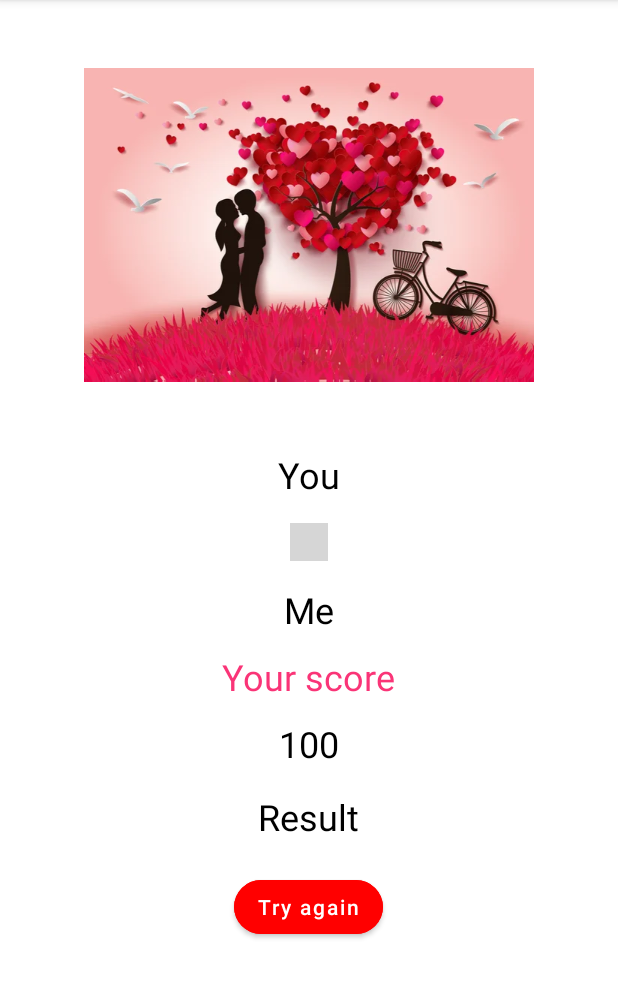
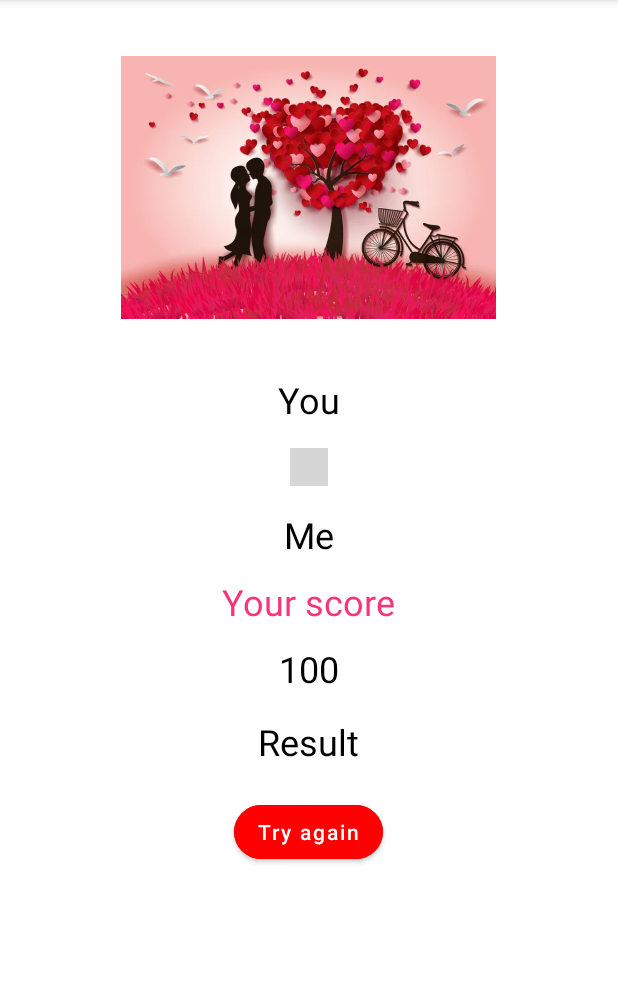
Before and after one commit to Zamirbekova00/LoveCaculator, an Android app: the fragment ResultFragment shown on its own in the app's theme, on a phone screen of 412 x 824 dp, the part 84-1082 px from its top. Run offline under Robolectric (Android 15) with nearby library versions, the phone set to English and light mode, and no system bars; 5 statements that could not run were skipped; grey boxes are pictures that could not be loaded.

Commit message:
небольшое изменение

```diff
--- a/app/src/main/AndroidManifest.xml
+++ b/app/src/main/AndroidManifest.xml
@@ -14,7 +14,7 @@
         android:theme="@style/Theme.LoveCaculator"
         tools:targetApi="31">
         <activity
-            android:name=".MainActivity"
+            android:name=".ui.MainActivity"
             android:exported="true">
             <intent-filter>
                 <action android:name="android.intent.action.MAIN" />
--- a/app/src/main/java/com/example/lovecaculator/LoveApi.kt
+++ b/app/src/main/java/com/example/lovecaculator/LoveApi.kt
@@ -7,7 +7,7 @@ import retrofit2.http.Query
 interface LoveApi {
     @GET("getPercentage")
 
-    fun percentageNames(
+    fun percentageName(
         @Query("fname") firstName: String,
         @Query("sname") secondName: String,
         @Header("X-RapidAPI-Key") key: String = "626226ab71msh88b7146a81bb32ap12781bjsn9e72dd6b13d7",
--- a/app/src/main/java/com/example/lovecaculator/LoveModel.kt
+++ b/app/src/main/java/com/example/lovecaculator/LoveModel.kt
@@ -8,5 +8,5 @@ data class LoveModel(
     @SerializedName("sname")
     var secondName: String,
     var percentage: String,
-    var result: String,
-)
+    var result: String
+):java.io.Serializable
--- a/app/src/main/java/com/example/lovecaculator/ResultFragment.kt
+++ b/app/src/main/java/com/example/lovecaculator/ResultFragment.kt
@@ -16,7 +16,7 @@ class ResultFragment : Fragment() {
         inflater: LayoutInflater, container: ViewGroup?,
         savedInstanceState: Bundle?
     ): View? {
-        binding = FragmentResultBinding.inflate(inflater, container, false)
+        binding = FragmentResultBinding.inflate(layoutInflater)
         return binding.root
     }
 
--- a/app/src/main/java/com/example/lovecaculator/RetrofitService.kt
+++ b/app/src/main/java/com/example/lovecaculator/RetrofitService.kt
@@ -4,7 +4,7 @@ import retrofit2.Retrofit
 import retrofit2.converter.gson.GsonConverterFactory
 
 class RetrofitService {
-    private var retrofit = Retrofit.Builder().baseUrl("https://love-calculator.p.rapidapi.com/")
+    var retrofit = Retrofit.Builder().baseUrl("https://love-calculator.p.rapidapi.com/")
         .addConverterFactory(GsonConverterFactory.create()).build()
     var api = retrofit.create(LoveApi::class.java)
 }
--- a/app/src/main/res/layout/activity_main.xml
+++ b/app/src/main/res/layout/activity_main.xml
@@ -4,8 +4,7 @@
     xmlns:tools="http://schemas.android.com/tools"
     android:layout_width="match_parent"
     android:layout_height="match_parent"
-    android:padding="16dp"
-    tools:context=".MainActivity">
+    tools:context=".ui.MainActivity">
 
     <androidx.fragment.app.FragmentContainerView
         android:id="@+id/nav_host_fragment"
--- a/app/src/main/res/layout/fragment_calculator.xml
+++ b/app/src/main/res/layout/fragment_calculator.xml
@@ -37,7 +37,7 @@
         android:textSize="24sp" />
 
     <EditText
-        android:id="@+id/et_me"
+        android:id="@+id/et_first_name"
         android:layout_width="match_parent"
         android:layout_height="wrap_content"
         android:layout_marginStart="14dp"
@@ -54,7 +54,7 @@
         android:textSize="24sp" />
 
     <EditText
-        android:id="@+id/et_you"
+        android:id="@+id/et_second_name"
         android:layout_width="match_parent"
         android:layout_height="wrap_content"
         android:layout_marginStart="14dp"
--- a/app/src/main/res/layout/fragment_result.xml
+++ b/app/src/main/res/layout/fragment_result.xml
@@ -9,8 +9,8 @@
 
     <ImageView
         android:id="@+id/img_result"
-        android:layout_width="300dp"
-        android:layout_height="300dp"
+        android:layout_width="250dp"
+        android:layout_height="250dp"
         android:layout_gravity="center"
         android:src="@drawable/ic_result" />
 
@@ -78,10 +78,9 @@
         android:layout_gravity="center"
         android:layout_marginTop="20dp"
         android:backgroundTint="#FF0000"
-        android:text="Try again"
+        android:text="@string/try_again"
         android:textAllCaps="false"
         android:textColor="@color/white"
         app:cornerRadius="20dp" />
 
-
 </LinearLayout>
--- a/app/src/main/res/values/strings.xml
+++ b/app/src/main/res/values/strings.xml
@@ -13,4 +13,5 @@
     <string name="second_name">Second name</string>
     <string name="you1">You</string>
     <string name="calculate">Calculate</string>
+    <string name="try_again">Try again</string>
 </resources>
```
Also changed, not shown: app/build.gradle (+5 -2 lines), app/src/main/java/com/example/lovecaculator/CalculatorFragment.kt (+7 -6 lines), app/src/main/java/com/example/lovecaculator/MainActivity.kt (deleted, +0 -18 lines), app/src/main/java/com/example/lovecaculator/ui/MainActivity.kt (added, +12 -0 lines).
